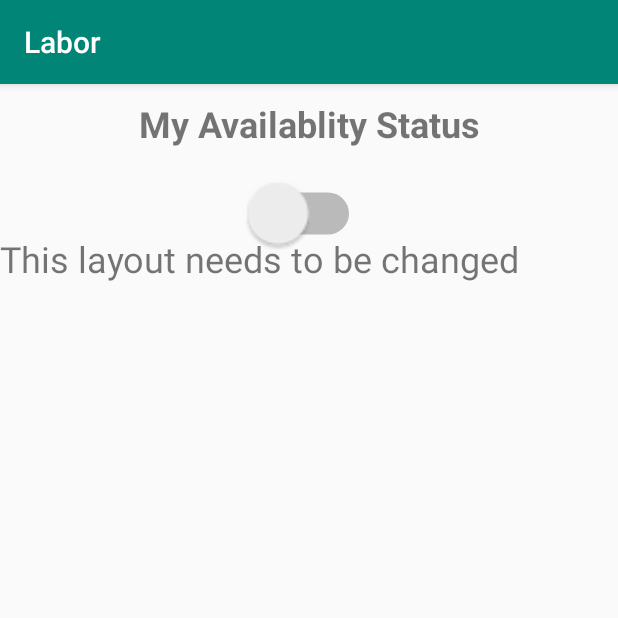
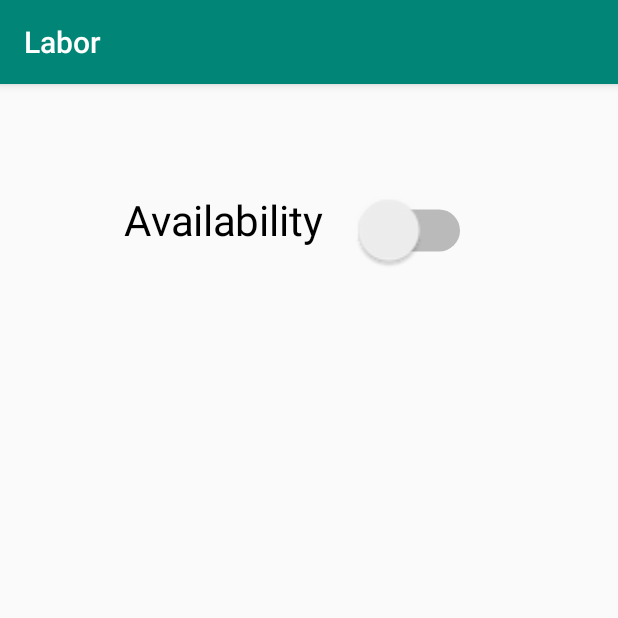
Before and after one commit to kir-aan/LabourAdda, an Android app: the AvailabilityActivity screen opened directly, with no data from a screen before it, on a phone screen of 412 x 824 dp, the top half of it. Run offline under Robolectric (Android 15) with nearby library versions, the phone set to English and light mode, and no system bars.

Commit message:
Availability activity with Fragments

```diff
--- a/app/src/main/java/com/vineethn7/labor/AvailabilityActivity.java
+++ b/app/src/main/java/com/vineethn7/labor/AvailabilityActivity.java
@@ -1,56 +1,21 @@
 package com.vineethn7.labor;
 
-import android.content.Intent;
-import android.support.v7.app.AppCompatActivity;
+import androidx.annotation.Nullable;
+import androidx.fragment.app.FragmentTransaction;
+import androidx.appcompat.app.AppCompatActivity;
 import android.os.Bundle;
-import android.view.View;
-import android.widget.Button;
-import android.widget.CompoundButton;
-import android.widget.ImageButton;
-import android.widget.LinearLayout;
-import android.widget.Switch;
-import android.widget.TextView;
 
-public class AvailabilityActivity extends AppCompatActivity implements CompoundButton.OnCheckedChangeListener {
-    Switch swAvailable;
-    Button btnAccept,btnReject;
-    ImageButton ibCall;
-    TextView tvContInfo;
-    LinearLayout llCont;
+public class AvailabilityActivity extends AppCompatActivity{
+
+
     @Override
-    protected void onCreate(Bundle savedInstanceState) {
+    protected void onCreate(@Nullable Bundle savedInstanceState) {
         super.onCreate(savedInstanceState);
         setContentView(R.layout.activity_availability);
-        swAvailable = findViewById(R.id.swAvailable);
-        btnAccept= findViewById(R.id.btnAccept);
-        btnReject= findViewById(R.id.btnReject);
-        ibCall = findViewById(R.id.ibCall);
-        tvContInfo=findViewById(R.id.tvContInfo);
-        llCont = findViewById(R.id.llCont);
-        tvContInfo.setVisibility(View.GONE);
-        llCont.setVisibility(View.GONE);
-        swAvailable.setOnCheckedChangeListener(this);
 
-        ibCall.setOnClickListener(new View.OnClickListener() {
-            @Override
-            public void onClick(View v) {
-                Intent intent  = new Intent(Intent.ACTION_DIAL);
-                startActivity(intent);
-            }
-        });
+        FragmentTransaction fragmentTransaction=getSupportFragmentManager().beginTransaction();
+        fragmentTransaction.add(R.id.fragment_container, new availfrag1());
+        fragmentTransaction.commit();
 
     }
-
-    @Override
-    public void onCheckedChanged(CompoundButton buttonView, boolean isChecked) {
-        if(swAvailable.isChecked()){
-            tvContInfo.setVisibility(View.VISIBLE);
-            llCont.setVisibility(View.VISIBLE);
-        }
-
-    }
-    @Override
-    public void onBackPressed() {
-        moveTaskToBack(true);
-    }
 }
--- a/app/src/main/java/com/vineethn7/labor/Book1Activity.java
+++ b/app/src/main/java/com/vineethn7/labor/Book1Activity.java
@@ -1,7 +1,7 @@
 package com.vineethn7.labor;
 
 import android.content.Intent;
-import android.support.v7.app.AppCompatActivity;
+import androidx.appcompat.app.AppCompatActivity;
 import android.os.Bundle;
 import android.view.View;
 import android.widget.Button;
--- a/app/src/main/java/com/vineethn7/labor/Book2Activity.java
+++ b/app/src/main/java/com/vineethn7/labor/Book2Activity.java
@@ -3,13 +3,11 @@ package com.vineethn7.labor;
 import android.app.Activity;
 import android.content.Context;
 import android.content.res.TypedArray;
-import android.support.v7.app.AppCompatActivity;
+import androidx.appcompat.app.AppCompatActivity;
 import android.os.Bundle;
 import android.view.LayoutInflater;
 import android.view.View;
 import android.view.ViewGroup;
-import android.widget.AdapterView;
-import android.widget.ArrayAdapter;
 import android.widget.BaseAdapter;
 import android.widget.Button;
 import android.widget.CheckBox;
--- a/app/src/main/java/com/vineethn7/labor/LoginActivity.java
+++ b/app/src/main/java/com/vineethn7/labor/LoginActivity.java
@@ -1,7 +1,7 @@
 package com.vineethn7.labor;
 
 import android.content.Intent;
-import android.support.v7.app.AppCompatActivity;
+import androidx.appcompat.app.AppCompatActivity;
 import android.os.Bundle;
 import android.view.View;
 import android.widget.Button;
--- a/app/src/main/java/com/vineethn7/labor/ProfileActvity.java
+++ b/app/src/main/java/com/vineethn7/labor/ProfileActvity.java
@@ -1,7 +1,7 @@
 package com.vineethn7.labor;
 
 import android.content.Intent;
-import android.support.v7.app.AppCompatActivity;
+import androidx.appcompat.app.AppCompatActivity;
 import android.os.Bundle;
 import android.view.View;
 import android.widget.AdapterView;
@@ -56,7 +56,7 @@ public class ProfileActvity extends AppCompatActivity implements AdapterView.OnI
         // code == 2 -->Labour
         if(code==2)
         {
-            etLoc.setVisibility(View.GONE);
+           // etLoc.setVisibility(View.GONE);
             btnDone.setOnClickListener(new View.OnClickListener() {
                 @Override
                 public void onClick(View v) {
--- a/app/src/main/java/com/vineethn7/labor/SelectorActivity.java
+++ b/app/src/main/java/com/vineethn7/labor/SelectorActivity.java
@@ -1,7 +1,7 @@
 package com.vineethn7.labor;
 
 import android.content.Intent;
-import android.support.v7.app.AppCompatActivity;
+import androidx.appcompat.app.AppCompatActivity;
 import android.os.Bundle;
 import android.view.View;
 import android.widget.Button;
--- /dev/null
+++ b/app/src/main/java/com/vineethn7/labor/availfrag1.java
@@ -0,0 +1,45 @@
+package com.vineethn7.labor;
+
+
+import android.os.Bundle;
+import androidx.annotation.NonNull;
+import androidx.annotation.Nullable;
+import androidx.fragment.app.Fragment;
+import androidx.fragment.app.FragmentTransaction;
+import android.view.LayoutInflater;
+import android.view.View;
+import android.view.ViewGroup;
+import android.widget.Button;
+import android.widget.FrameLayout;
+import android.widget.Switch;
+
+
+public class availfrag1 extends Fragment{
+
+
+    @Nullable
+    @Override
+    public View onCreateView(@NonNull LayoutInflater inflater, @Nullable ViewGroup container, @Nullable Bundle savedInstanceState) {
+        View view=inflater.inflate(R.layout.fragment_availfrag1,container,false);
+
+
+
+                Switch Avail =(Switch)view.findViewById(R.id.Avail);
+                Avail.setOnClickListener(new View.OnClickListener(){
+                    @Override
+                    public void onClick(View view) {
+
+                        FragmentTransaction fr = getFragmentManager().beginTransaction();
+                        fr.add(R.id.fragment_container2, new availfrag2());
+                        fr.commit();
+
+                    }
+                });
+
+
+        return view;
+    }
+
+
+
+}
--- a/app/src/main/res/layout/activity_availability.xml
+++ b/app/src/main/res/layout/activity_availability.xml
@@ -7,70 +7,15 @@
     android:orientation="vertical"
     tools:context=".AvailabilityActivity">
 
-    <TextView
-        android:id="@+id/tvMyAvailablity"
+    <FrameLayout
+        android:id="@+id/fragment_container"
         android:layout_width="match_parent"
-        android:layout_height="wrap_content"
-        android:layout_marginTop="10dp"
-        android:editable="false"
-        android:gravity="center_horizontal"
-        android:text="My Availablity Status"
-        android:textSize="24sp"
-        android:textStyle="bold" />
-
-    <Switch
-        android:id="@+id/swAvailable"
-        android:layout_width="wrap_content"
-        android:layout_height="wrap_content"
-        android:layout_gravity="center_horizontal"
-        android:layout_marginTop="30dp"
-        android:scaleX="2"
-        android:scaleY="2" />
-
-    <TextView
-        android:id="@+id/tvContInfo"
+        android:layout_height="301dp"
+        android:layout_weight="1"></FrameLayout>
+    <FrameLayout
+        android:id="@+id/fragment_container2"
         android:layout_width="match_parent"
-        android:layout_height="wrap_content"
-        android:layout_marginTop="60dp"
-        android:text="@string/contractor_info"
-        android:textSize="18sp"
-        android:textStyle="bold" />
-
-    <LinearLayout
-        android:id="@+id/llCont"
-        android:layout_width="match_parent"
-        android:layout_height="wrap_content"
-        android:layout_marginTop="5dp"
-        android:orientation="horizontal">
-
-        <Button
-            android:id="@+id/btnAccept"
-            android:layout_width="wrap_content"
-            android:layout_height="wrap_content"
-            android:layout_weight="6"
-            android:text="@string/accept" />
-
-        <Button
-            android:id="@+id/btnReject"
-            android:layout_width="wrap_content"
-            android:layout_height="wrap_content"
-            android:layout_weight="6"
-            android:text="@string/reject" />
-
-        <ImageButton
-            android:id="@+id/ibCall"
-            android:layout_width="wrap_content"
-            android:layout_height="wrap_content"
-            android:layout_weight="1"
-            app:srcCompat="@drawable/call" />
-
-    </LinearLayout>
-
-    <TextView
-        android:id="@+id/tvComment"
-        android:layout_width="match_parent"
-        android:layout_height="wrap_content"
-        android:text="This layout needs to be changed"
-        android:textSize="24sp" />
-
+        android:layout_height="match_parent"
+        android:layout_weight="1"
+        android:background="?android:attr/detailsElementBackground" />
 </LinearLayout>
--- /dev/null
+++ b/app/src/main/res/layout/fragment_availfrag1.xml
@@ -0,0 +1,16 @@
+<?xml version="1.0" encoding="utf-8"?>
+<FrameLayout xmlns:android="http://schemas.android.com/apk/res/android"
+    android:layout_width="match_parent" android:layout_height="match_parent">
+
+    <Switch
+        android:id="@+id/Avail"
+        android:layout_width="132dp"
+        android:layout_height="59dp"
+        android:layout_marginLeft="130dp"
+        android:layout_marginTop="100dp"
+        android:gravity="center_horizontal"
+        android:scaleX="2"
+        android:scaleY="2"
+        android:text="Availability" />
+
+</FrameLayout>
--- a/app/src/main/res/values/strings.xml
+++ b/app/src/main/res/values/strings.xml
@@ -40,4 +40,7 @@
         <item>36</item>
     </string-array>
 
+    <!-- TODO: Remove or change this placeholder text -->
+    <string name="hello_blank_fragment">Hello blank fragment</string>
+
 </resources>
--- a/app/src/main/res/values/styles.xml
+++ b/app/src/main/res/values/styles.xml
@@ -1,7 +1,7 @@
 <resources>
 
     <!-- Base application theme. -->
-    <style name="AppTheme" parent="Theme.AppCompat.Light.DarkActionBar">
+    <style name="AppTheme" parent="Base.Theme.AppCompat.Light.DarkActionBar">
         <!-- Customize your theme here. -->
         <item name="colorPrimary">@color/colorPrimary</item>
         <item name="colorPrimaryDark">@color/colorPrimaryDark</item>
--- a/gradle.properties
+++ b/gradle.properties
@@ -6,6 +6,8 @@
 # http://www.gradle.org/docs/current/userguide/build_environment.html
 # Specifies the JVM arguments used for the daemon process.
 # The setting is particularly useful for tweaking memory settings.
+android.enableJetifier=true
+android.useAndroidX=true
 org.gradle.jvmargs=-Xmx1536m
 # When configured, Gradle will run in incubating parallel mode.
 # This option should only be used with decoupled projects. More details, visit
```
Also changed, not shown: app/build.gradle (+7 -5 lines), app/src/main/java/com/vineethn7/labor/availfrag2.java (added, +34 -0 lines), app/src/main/res/layout/fragment_availfrag2.xml (added, +32 -0 lines), 2 other files.
